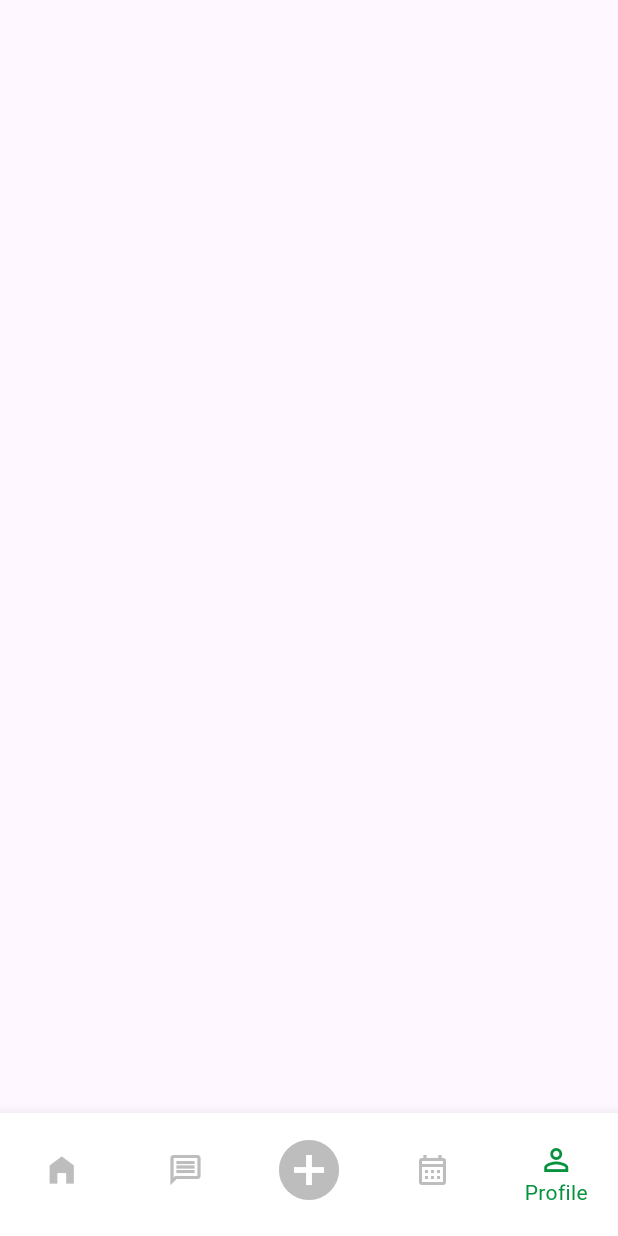
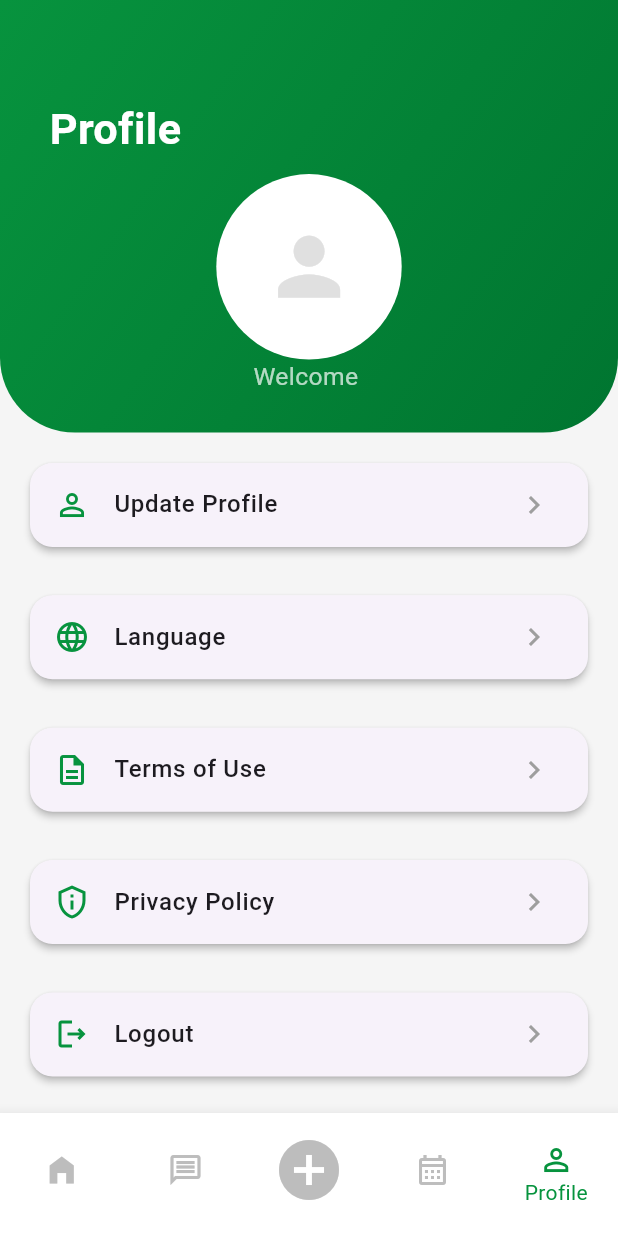
Before and after one commit to AlphaDev-git/Palloncino, a Flutter app: the StaffWidget screen opened directly, swiped to page 5, on a phone screen of 412 x 824 dp. Run offline on Flutter 3.47's test engine with Material 3 defaults, Android fonts, the phone set to English and light mode, and no system bars; our stand-ins replace cached_network_image, cloud_firestore, firebase_auth, firebase_core, firebase_storage, flutter_phoenix and 5 more; missing offline and left inert: restart_app; accounts and stored records are empty; network calls fail; Roboto replaces fonts that are missing (Tajawal).

Commit message:
add AdminProfile & Access

```diff
--- a/lib/Core/Utils/app.images.dart
+++ b/lib/Core/Utils/app.images.dart
@@ -2,5 +2,6 @@
 
 abstract class AppImages {
   static const String appPLogo = "lib/core/Utils/assets/Images/logo.png";
+  static const String user = "lib/core/Utils/assets/Images/user.jpg";
 
 }
--- a/lib/feature/Home/view/home_view.dart
+++ b/lib/feature/Home/view/home_view.dart
@@ -4,11 +4,9 @@ import 'package:pallon_app/feature/Home/widget/home_widget.dart';
 import '../../../models/user_model.dart';
 
 class HomeView extends StatelessWidget{
-  UserModel userModel;
-  HomeView(this.userModel);
   @override
   Widget build(BuildContext context) {
-    return HomeWidget(userModel);
+    return HomeWidget();
   }
 
 }
--- a/lib/feature/Profile/view/profile_view.dart
+++ b/lib/feature/Profile/view/profile_view.dart
@@ -1,5 +1,7 @@
 import 'package:flutter/material.dart';
 import 'package:pallon_app/feature/Profile/widget/profile_widget.dart';
+
+import '../../../models/user_model.dart';
 
 class Profileview extends StatelessWidget{
   @override
--- /dev/null
+++ b/lib/feature/Profile/widget/profile_list_option_widget.dart
@@ -0,0 +1,94 @@
+import 'package:flutter/material.dart';
+import 'package:get/get.dart';
+import 'package:pallon_app/models/user_model.dart';
+
+import 'custome_optione_tile.dart';
+import 'update_profile_widget.dart';
+
+
+
+List<Widget> CustomListOptions(BuildContext context,UserModel user){
+  final screenHeight = MediaQuery.of(context).size.height;
+  final screenWidth = MediaQuery.of(context).size.width;
+  List<Widget> admin=[
+    SizedBox(height: screenHeight * 0.01),
+    buildOptionTile(context, 'Update Profile', Icons.person_outline,
+            () =>Get.to(UpdateProfileWidget(user),transition: Transition.topLevel,
+            duration: Duration(seconds: 1))),
+    SizedBox(height: screenHeight * 0.01),
+    buildOptionTile(context, 'Add New Staff', Icons.person_add_alt,
+            () =>Get.to(UpdateProfileWidget(user),transition: Transition.topLevel,
+            duration: Duration(seconds: 1))),
+    SizedBox(height: screenHeight * 0.01),
+    buildOptionTile(context, 'Add New Item', Icons.add_box_outlined,
+            () =>Get.to(UpdateProfileWidget(user),transition: Transition.topLevel,
+            duration: Duration(seconds: 1))),
+    SizedBox(height: screenHeight * 0.01),
+    buildOptionTile(context, 'Language', Icons.language,
+            () =>Get.to(UpdateProfileWidget(user),transition: Transition.topLevel,
+            duration: Duration(seconds: 1))),
+    SizedBox(height: screenHeight * 0.01),
+    buildOptionTile(context, 'Terms of Use', Icons.description_outlined,
+            () =>Get.to(UpdateProfileWidget(user),transition: Transition.topLevel,
+            duration: Duration(seconds: 1))),
+    SizedBox(height: screenHeight * 0.01),
+    buildOptionTile(context, 'Privacy Policy', Icons.privacy_tip_outlined,
+            () =>Get.to(UpdateProfileWidget(user),transition: Transition.topLevel,
+            duration: Duration(seconds: 1))),
+    SizedBox(height: screenHeight * 0.01),
+    buildOptionTile(context, 'Remove Account', Icons.remove_circle_outline,
+            () =>Get.to(UpdateProfileWidget(user),transition: Transition.topLevel,
+            duration: Duration(seconds: 1))),
+    SizedBox(height: screenHeight * 0.01),
+    buildOptionTile(context, 'Logout', Icons.logout_outlined,
+            () =>Get.to(UpdateProfileWidget(user),transition: Transition.topLevel,
+            duration: Duration(seconds: 1))),
+  ];
+  List<Widget> client=[
+    SizedBox(height: screenHeight * 0.01),
+    buildOptionTile(context, 'Update Profile', Icons.person_outline,
+            () =>Get.to(UpdateProfileWidget(user),transition: Transition.topLevel,
+            duration: Duration(seconds: 1))),
+    SizedBox(height: screenHeight * 0.01),
+    buildOptionTile(context, 'Language', Icons.language,
+            () =>Get.to(UpdateProfileWidget(user),transition: Transition.topLevel,
+            duration: Duration(seconds: 1))),
+    SizedBox(height: screenHeight * 0.01),
+    buildOptionTile(context, 'Terms of Use', Icons.description_outlined,
+            () =>Get.to(UpdateProfileWidget(user),transition: Transition.topLevel,
+            duration: Duration(seconds: 1))),
+    SizedBox(height: screenHeight * 0.01),
+    buildOptionTile(context, 'Privacy Policy', Icons.privacy_tip_outlined,
+            () =>Get.to(UpdateProfileWidget(user),transition: Transition.topLevel,
+            duration: Duration(seconds: 1))),
+    SizedBox(height: screenHeight * 0.01),
+    buildOptionTile(context, 'Logout', Icons.logout_outlined,
+            () =>Get.to(UpdateProfileWidget(user),transition: Transition.topLevel,
+            duration: Duration(seconds: 1))),
+  ];
+  List<Widget> staff=[
+    SizedBox(height: screenHeight * 0.01),
+    buildOptionTile(context, 'Update Profile', Icons.person_outline,
+            () =>Get.to(UpdateProfileWidget(user),transition: Transition.topLevel,
+            duration: Duration(seconds: 1))),
+    SizedBox(height: screenHeight * 0.01),
+    buildOptionTile(context, 'Language', Icons.language,
+            () =>Get.to(UpdateProfileWidget(user),transition: Transition.topLevel,
+            duration: Duration(seconds: 1))),
+    SizedBox(height: screenHeight * 0.01),
+    buildOptionTile(context, 'Terms of Use', Icons.description_outlined,
+            () =>Get.to(UpdateProfileWidget(user),transition: Transition.topLevel,
+            duration: Duration(seconds: 1))),
+    SizedBox(height: screenHeight * 0.01),
+    buildOptionTile(context, 'Privacy Policy', Icons.privacy_tip_outlined,
+            () =>Get.to(UpdateProfileWidget(user),transition: Transition.topLevel,
+            duration: Duration(seconds: 1))),
+    SizedBox(height: screenHeight * 0.01),
+    buildOptionTile(context, 'Logout', Icons.logout_outlined,
+            () =>Get.to(UpdateProfileWidget(user),transition: Transition.topLevel,
+            duration: Duration(seconds: 1))),
+  ];
+  return user.type=="Admin"?admin:
+  user.type=="staff"?staff:
+  client;
+}
--- a/lib/feature/Profile/widget/profile_widget.dart
+++ b/lib/feature/Profile/widget/profile_widget.dart
@@ -1,4 +1,9 @@
+import 'package:cached_network_image/cached_network_image.dart';
+import 'package:firebase_auth/firebase_auth.dart';
 import 'package:flutter/material.dart';
+import 'package:pallon_app/feature/Profile/widget/profile_list_option_widget.dart';
+import '../../../models/user_model.dart';
+import '../../MainScreen/function/main_function.dart';
 
 
 class ProfileWidget extends StatefulWidget{
@@ -9,9 +14,108 @@ class ProfileWidget extends StatefulWidget{
 }
 
 class _ProfileWidget extends State<ProfileWidget>{
+  final FirebaseAuth _auth=FirebaseAuth.instance;
+  UserModel userModel=UserModel(doc: "doc", email: "email", phone: "phone", name: "name", pic: "pic", type: "type");
+  @override
+  void initState() {
+    // TODO: implement initState
+    super.initState();
+    GetUserType();
+  }
+  void GetUserType()async{
+    userModel =await GetUserData(_auth.currentUser!.uid);
+    setState(() {
+      userModel;
+    });
+  }
   @override
   Widget build(BuildContext context) {
-    return Scaffold();
+    final screenHeight = MediaQuery.of(context).size.height;
+    final screenWidth = MediaQuery.of(context).size.width;
+    return Scaffold(
+      backgroundColor: Colors.grey[100],
+      body: SingleChildScrollView(
+        child: Column(
+          children: [
+            Container(
+              height: screenHeight * 0.35,
+              width: double.infinity,
+              decoration: const BoxDecoration(
+                gradient: LinearGradient(
+                  colors: [
+                    Color(0xFF07933E),
+                    Color(0xFF007530),
+                  ],
+                  begin: Alignment.topLeft,
+                  end: Alignment.bottomRight,
+                ),
+                borderRadius: BorderRadius.only(
+                  bottomLeft: Radius.circular(50),
+                  bottomRight: Radius.circular(50),
+                ),
+              ),
+              child: Stack(
+                children: [
+                  Positioned(
+                    top: screenHeight * 0.08,
+                    left: screenWidth * 0.08,
+                    child: Text(
+                      'Profile',
+                      style: TextStyle(
+                        fontSize: screenWidth * 0.07,
+                        fontWeight: FontWeight.bold,
+                        color: Colors.white,
+                      ),
+                    ),
+                  ),
+                  Align(
+                    alignment: Alignment.bottomCenter,
+                    child: Padding(
+                      padding: EdgeInsets.only(bottom: screenHeight * 0.03),
+                      child: Column(
+                        mainAxisSize: MainAxisSize.min,
+                        children: [
+                          GestureDetector(
+                            child: CircleAvatar(
+                              radius: screenWidth * 0.15,
+                              backgroundColor: Colors.white,
+                              child: userModel.pic == "" || userModel.pic =="pic"
+                                  ?
+                              Icon(
+                                Icons.person,
+                                size: screenWidth * 0.15,
+                                color: Colors.grey[300],
+                              ):ClipOval(
+                                child: CachedNetworkImage(
+                                  imageUrl: userModel.pic,
+                                  width: screenWidth * 0.3,
+                                  height: screenWidth * 0.3,
+                                  fit: BoxFit.cover,
+                                ),
+                              ),
+                            ),
+                          ),
+                          Text(
+                            "Welcome ${userModel.name}", // Placeholder for user's job title
+                            style: TextStyle(
+                              fontSize: screenWidth * 0.04,
+                              color: Colors.white70,
+                            ),
+                          ),
+                        ],
+                      ),
+                    ),
+                  ),
+                ],
+              ),
+            ),
+            Column(
+              children: CustomListOptions(context, userModel),
+            )
+          ],
+        ),
+      ),
+    );
   }
 
 }
--- a/lib/feature/Staff/widget/staff_widget.dart
+++ b/lib/feature/Staff/widget/staff_widget.dart
@@ -42,7 +42,7 @@ class _StaffWidget extends State<StaffWidget>{
   @override
   Widget build(BuildContext context) {
     final List<Widget> _screens = [
-      HomeView(userModel), // Initial state for HomeView
+      HomeView(), // Initial state for HomeView
       ChatView(),
       AddReqView(),
       CalenderView(),
```
Also changed, not shown: lib/feature/Home/widget/home_widget.dart (+17 -6 lines), lib/feature/MainScreen/function/main_function.dart (+6 -6 lines), lib/feature/Profile/function/profile_function.dart (added, +28 -0 lines), lib/feature/Profile/widget/custom_text_field.dart (added, +45 -0 lines), lib/feature/Profile/widget/custome_optione_tile.dart (added, +18 -0 lines), lib/feature/Profile/widget/update_profile_widget.dart (added, +217 -0 lines), lib/Core/Utils/assets/Images/user.jpg (added).
